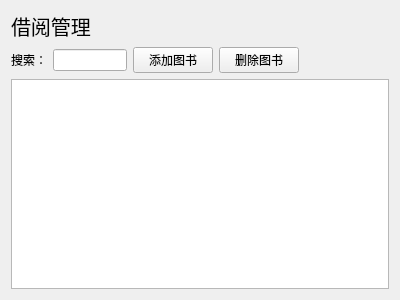
irisIsLove/Qt-Library-Management-System, file main_window/CBorrowWidget.ui: the form before one commit.
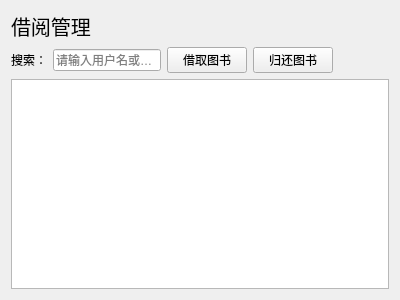
The form after the commit.

Diff of the .ui file:
```diff
--- a/main_window/CBorrowWidget.ui
+++ b/main_window/CBorrowWidget.ui
@@ -37,19 +37,23 @@
       </widget>
      </item>
      <item>
-      <widget class="QLineEdit" name="leSeach_3"/>
+      <widget class="QLineEdit" name="leSeach">
+       <property name="placeholderText">
+        <string>请输入用户名或书名</string>
+       </property>
+      </widget>
      </item>
      <item>
       <widget class="QPushButton" name="btnAddBook_2">
        <property name="text">
-        <string>添加图书</string>
+        <string>借取图书</string>
        </property>
       </widget>
      </item>
      <item>
       <widget class="QPushButton" name="btnDeleteBook_2">
        <property name="text">
-        <string>删除图书</string>
+        <string>归还图书</string>
        </property>
       </widget>
      </item>
@@ -58,12 +62,9 @@
        <property name="orientation">
         <enum>Qt::Horizontal</enum>
        </property>
-       <property name="sizeType">
-        <enum>QSizePolicy::Fixed</enum>
-       </property>
        <property name="sizeHint" stdset="0">
         <size>
-         <width>90</width>
+         <width>40</width>
          <height>20</height>
         </size>
        </property>
```
Left out of the diff: 4 changed lines with no effect on the pictures.
